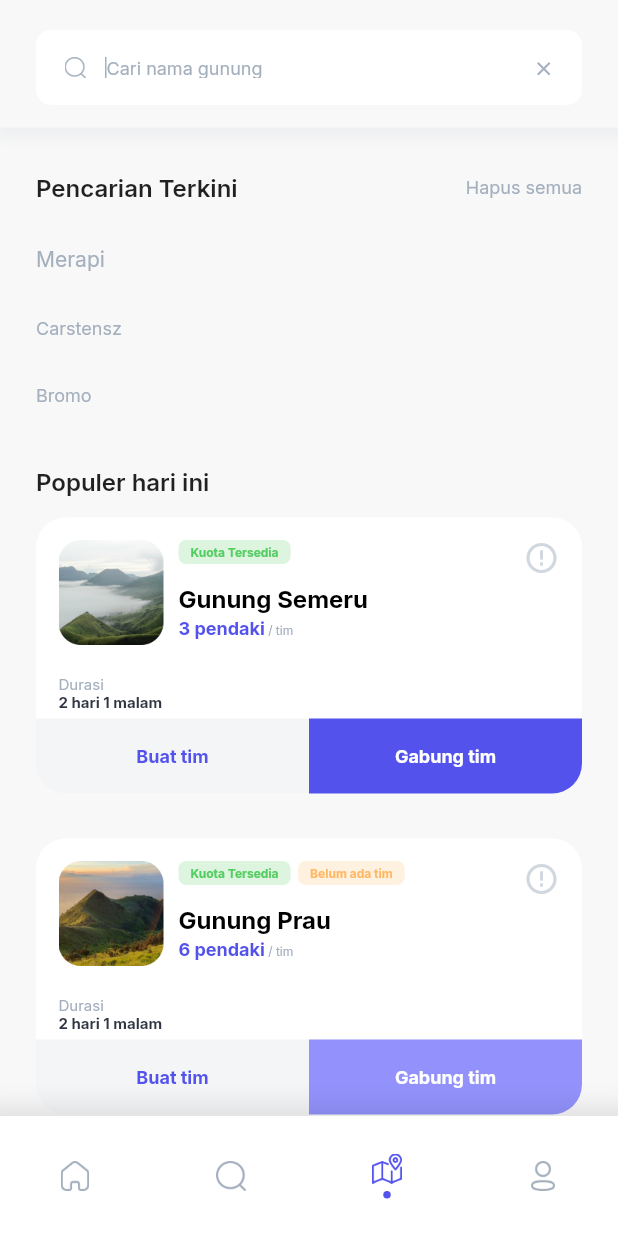
After one commit to Syahro/mountca, a Flutter app: the SearchPage screen opened directly, on a phone screen of 412 x 824 dp. The commit adds this screen. Run offline on Flutter 3.47's test engine with Material 2 defaults, Android fonts, the phone set to English and light mode, and no system bars; our stand-ins replace dotted_line, google_fonts.

Commit message:
done modified searchPage and add some assets or support

```diff
--- /dev/null
+++ b/lib/pages/search_page.dart
@@ -0,0 +1,177 @@
+import 'package:flutter/material.dart';
+import 'package:mountca/theme.dart';
+import 'package:mountca/widget/floating_botom.dart';
+import 'package:mountca/widget/mount_card.dart';
+
+class SearchPage extends StatelessWidget {
+  @override
+  Widget build(BuildContext context) {
+    return Scaffold(
+      floatingActionButton: FloatingBotom(),
+      floatingActionButtonLocation: FloatingActionButtonLocation.centerDocked,
+      backgroundColor: semiLightGreyColor,
+      body: SafeArea(
+        child: Stack(
+          children: [
+            Padding(
+              padding: EdgeInsets.symmetric(
+                horizontal: defaultMargin,
+              ),
+              child: ListView(
+                children: [
+                  SizedBox(
+                    height: 115,
+                  ),
+                  Column(
+                    crossAxisAlignment: CrossAxisAlignment.start,
+                    children: [
+                      Row(
+                        mainAxisAlignment: MainAxisAlignment.spaceBetween,
+                        children: [
+                          Text(
+                            'Pencarian Terkini',
+                            style: boldStyle.copyWith(
+                              fontSize: 16,
+                              fontWeight: FontWeight.w600,
+                            ),
+                          ),
+                          Text(
+                            'Hapus semua',
+                            style: regularStyle.copyWith(
+                              fontSize: 12,
+                              color: semiDarkGreyColor,
+                            ),
+                          )
+                        ],
+                      ),
+                      SizedBox(
+                        height: 30,
+                      ),
+                      Text(
+                        'Merapi',
+                        style: regularStyle.copyWith(
+                          fontSize: 14,
+                          color: semiDarkGreyColor,
+                        ),
+                      ),
+                      SizedBox(
+                        height: 30,
+                      ),
+                      Text(
+                        'Carstensz',
+                        style: regularStyle.copyWith(
+                          fontSize: 12,
+                          color: semiDarkGreyColor,
+                        ),
+                      ),
+                      SizedBox(
+                        height: 30,
+                      ),
+                      Text(
+                        'Bromo',
+                        style: regularStyle.copyWith(
+                          fontSize: 12,
+                          color: semiDarkGreyColor,
+                        ),
+                      ),
+                      SizedBox(
+                        height: 40,
+                      ),
+                      Text(
+                        'Populer hari ini',
+                        style: boldStyle.copyWith(
+                          fontSize: 16,
+                          fontWeight: FontWeight.w600,
+                        ),
+                      ),
+                      SizedBox(
+                        height: 15,
+                      ),
+                      MountCard(
+                        imageUrl: 'assets/semeru.png',
+                        isAny: true,
+                        isAnyTeam: true,
+                        mountName: 'Gunung Semeru',
+                        countHikers: 3,
+                      ),
+                      SizedBox(
+                        height: 30,
+                      ),
+                      MountCard(
+                        imageUrl: 'assets/prau.png',
+                        isAny: true,
+                        isAnyTeam: false,
+                        mountName: 'Gunung Prau',
+                        countHikers: 6,
+                      ),
+                      SizedBox(
+                        height: 159,
+                      ),
+                    ],
+                  )
+                ],
+              ),
+            ),
+            Container(
+              decoration: BoxDecoration(color: semiLightGreyColor, boxShadow: [
+                BoxShadow(
+                  color: darkGreyColor.withOpacity(0.1),
+                  blurRadius: 5,
+                  spreadRadius: 5,
+                  offset: Offset(2, 4),
+                )
+              ]),
+              child: Padding(
+                padding: EdgeInsets.fromLTRB(
+                  defaultMargin,
+                  20,
+                  defaultMargin,
+                  15,
+                ),
+                child: Container(
+                  padding: EdgeInsets.all(18),
+                  height: 50,
+                  width: double.infinity,
+                  decoration: BoxDecoration(
+                    color: whiteColor,
+                    borderRadius: BorderRadius.circular(10),
+                  ),
+                  child: Row(
+                    children: [
+                      Image.asset(
+                        'assets/search.png',
+                        height: 16,
+                        width: 16,
+                      ),
+                      SizedBox(
+                        width: 12,
+                      ),
+                      Container(
+                        height: 15,
+                        width: 1,
+                        color: semiDarkGreyColor,
+                      ),
+                      Text(
+                        'Cari nama gunung',
+                        style: regularStyle.copyWith(
+                          fontSize: 12,
+                          color: semiDarkGreyColor,
+                        ),
+                      ),
+                      Spacer(),
+                      Icon(
+                        Icons.close,
+                        color: semiDarkGreyColor,
+                        size: 15,
+                      ),
+                    ],
+                  ),
+                ),
+              ),
+            ),
+          ],
+        ),
+      ),
+    );
+  }
+}
--- a/lib/widget/floating_botom.dart
+++ b/lib/widget/floating_botom.dart
@@ -1,4 +1,5 @@
 import 'package:flutter/material.dart';
+import 'package:mountca/pages/search_page.dart';
 import 'package:mountca/theme.dart';
 
 class FloatingBotom extends StatelessWidget {
@@ -28,10 +29,17 @@ class FloatingBotom extends StatelessWidget {
               width: 20,
               height: 20,
             ),
-            Image.asset(
-              'assets/search.png',
-              width: 20,
-              height: 20,
+            GestureDetector(
+              onTap: () {
+                Navigator.push(context, MaterialPageRoute(builder: (context) {
+                  return SearchPage();
+                }));
+              },
+              child: Image.asset(
+                'assets/search.png',
+                width: 20,
+                height: 20,
+              ),
             ),
             Column(
               mainAxisAlignment: MainAxisAlignment.center,
```
